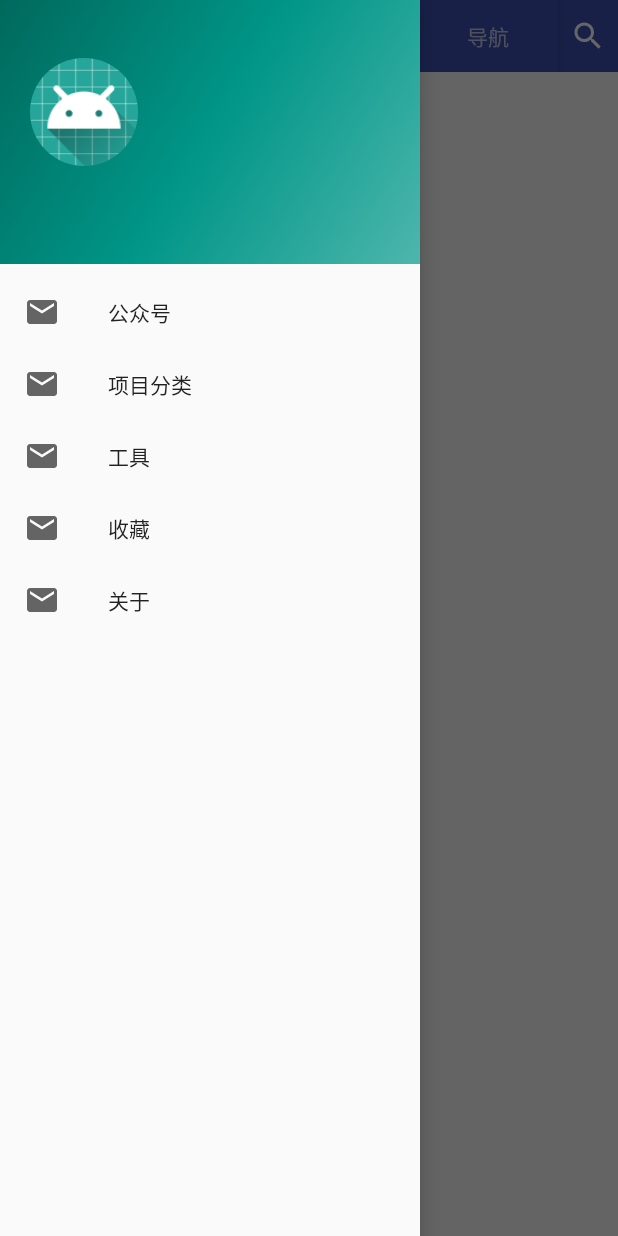
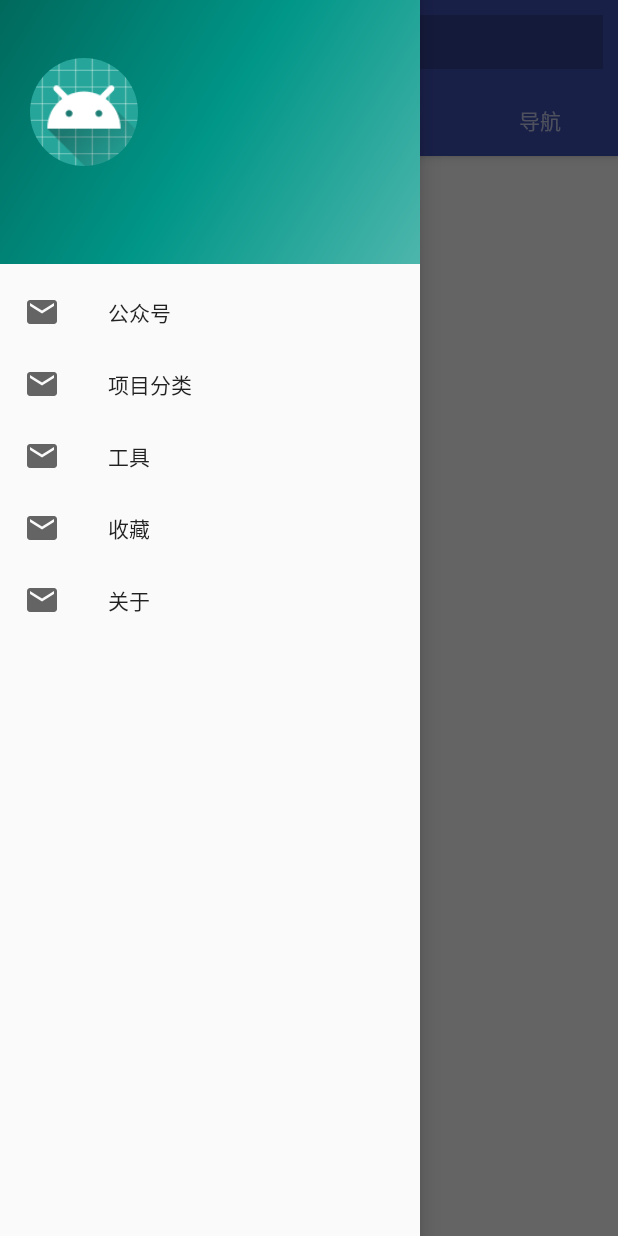
Before and after one commit to lulululbj/wanandroid, an Android app: the screen it shows after launch (NewMainActivity), with the side drawer open, on a phone screen of 412 x 824 dp. Run offline under Robolectric (Android 15) with nearby library versions, the phone set to English and light mode, and no system bars; our stand-ins replace CircleImageView; libraries missing offline, so code that uses them is left out: com.chad.library, com.franmontiel.persistentcookiejar, com.squareup.leakcanary, com.tencent.smtt, com.youth.banner and 1 more; network calls fail; 22 statements that could not run were skipped.

Commit message:
主页 UI 修改

```diff
--- a/app/build.gradle
+++ b/app/build.gradle
@@ -29,7 +29,6 @@ android {
 
 dependencies {
     implementation fileTree(include: ['*.jar'], dir: 'libs')
-//    implementation "org.jetbrains.kotlin:kotlin-stdlib-jdk7:$kotlin_version"
     implementation 'androidx.appcompat:appcompat:1.1.0-beta01'
     testImplementation 'junit:junit:4.12'
     androidTestImplementation 'androidx.test:runner:1.2.0'
@@ -50,9 +49,6 @@ dependencies {
     implementation 'q.rorbin:VerticalTabLayout:1.2.5'
     implementation 'com.hyman:flowlayout-lib:1.1.2'
     implementation 'com.github.franmontiel:PersistentCookieJar:v1.0.1'
-//    implementation 'org.jetbrains.kotlinx:kotlinx-coroutines-android:1.1.0'
-//    implementation 'com.jakewharton.retrofit:retrofit2-kotlin-coroutines-adapter:0.9.2'
-
     implementation 'de.psdev.licensesdialog:licensesdialog:1.9.0'
 
 
--- a/app/src/main/java/luyao/wanandroid/ui/collect/CollectViewModel.kt
+++ b/app/src/main/java/luyao/wanandroid/ui/collect/CollectViewModel.kt
@@ -7,7 +7,7 @@ import luyao.base.BaseViewModel
 import luyao.wanandroid.model.repository.CollectRepository
 import luyao.wanandroid.model.bean.ArticleList
 
-/**
+/**launch
  * Created by luyao
  * on 2019/4/8 16:03
  */
--- a/app/src/main/java/luyao/wanandroid/ui/main/NewMainActivity.kt
+++ b/app/src/main/java/luyao/wanandroid/ui/main/NewMainActivity.kt
@@ -50,8 +50,8 @@ class NewMainActivity : BaseNormalActivity(), NavigationView.OnNavigationItemSel
 
     override fun initView() {
         initViewPager()
+        mainToolBar.setNavigationOnClickListener { drawerLayout.openDrawer(GravityCompat.START) }
         navigationView.setNavigationItemSelectedListener(this)
-
         navigationView.menu.findItem(R.id.nav_exit).isVisible = isLogin
     }
 
--- /dev/null
+++ b/app/src/main/res/drawable/ic_menu_white.xml
@@ -0,0 +1,5 @@
+<vector android:height="24dp" android:tint="#FFFFFF"
+    android:viewportHeight="24.0" android:viewportWidth="24.0"
+    android:width="24dp" xmlns:android="http://schemas.android.com/apk/res/android">
+    <path android:fillColor="#FF000000" android:pathData="M3,18h18v-2L3,16v2zM3,13h18v-2L3,11v2zM3,6v2h18L21,6L3,6z"/>
+</vector>
--- a/app/src/main/res/layout/activity_new_main.xml
+++ b/app/src/main/res/layout/activity_new_main.xml
@@ -12,17 +12,36 @@
         android:layout_height="match_parent"
         android:orientation="vertical">
 
-
-        <RelativeLayout
-            android:layout_width="match_parent"
-            android:layout_height="wrap_content"
-            android:background="@color/colorPrimary">
-
         <com.google.android.material.appbar.AppBarLayout
             android:layout_width="match_parent"
             android:layout_height="wrap_content"
-                android:layout_marginRight="40dp"
             android:theme="@style/ThemeOverlay.AppCompat.Dark.ActionBar">
+
+            <androidx.appcompat.widget.Toolbar
+                android:id="@+id/mainToolBar"
+                android:layout_width="match_parent"
+                android:layout_height="?actionBarSize"
+                android:background="?attr/colorPrimary"
+                android:theme="@style/ThemeOverlay.AppCompat.ActionBar"
+                app:navigationIcon="@drawable/ic_menu_white"
+                app:popupTheme="@style/ThemeOverlay.AppCompat.Light"
+                app:titleTextColor="@color/white">
+
+                <TextView
+                    android:id="@+id/mainSearch"
+                    android:layout_width="match_parent"
+                    android:layout_height="match_parent"
+                    android:layout_marginRight="10dp"
+                    android:layout_marginTop="10dp"
+                    android:layout_marginBottom="10dp"
+                    android:paddingLeft="5dp"
+                    android:background="#33000000"
+                    android:gravity="center_vertical"
+                    android:hint="@string/search_article"
+                    android:drawableLeft="@drawable/search">
+
+                </TextView>
+            </androidx.appcompat.widget.Toolbar>
 
             <com.google.android.material.tabs.TabLayout
                 android:id="@+id/tabLayout"
@@ -33,17 +52,6 @@
                 app:tabTextAppearance="@style/TabTextStyle" />
 
         </com.google.android.material.appbar.AppBarLayout>
-
-            <ImageButton
-                android:id="@+id/mainSearch"
-                android:layout_width="40dp"
-                android:layout_height="wrap_content"
-                android:layout_alignParentRight="true"
-                android:layout_centerVertical="true"
-                android:background="@color/colorPrimary"
-                android:src="@drawable/search" />
-
-        </RelativeLayout>
 
 
         <androidx.viewpager.widget.ViewPager
@@ -65,5 +73,4 @@
         app:menu="@menu/activity_main_drawer" />
 
 
-
 </androidx.drawerlayout.widget.DrawerLayout>
--- a/app/src/main/res/values/strings.xml
+++ b/app/src/main/res/values/strings.xml
@@ -38,4 +38,5 @@
     <string name="developer">开发者</string>
     <string name="lasted_project">最新项目</string>
     <string name="blog">公众号</string>
+    <string name="search_article">\u00A0\u00A0搜索文章</string>
 </resources>
--- a/base/build.gradle
+++ b/base/build.gradle
@@ -29,15 +29,15 @@ android {
 dependencies {
     implementation fileTree(dir: 'libs', include: ['*.jar'])
 
-    implementation 'androidx.appcompat:appcompat:1.1.0-alpha04'
+    implementation 'androidx.appcompat:appcompat:1.1.0-beta01'
     testImplementation 'junit:junit:4.12'
-    androidTestImplementation 'androidx.test:runner:1.2.0-alpha03'
-    androidTestImplementation 'androidx.test.espresso:espresso-core:3.2.0-alpha03'
+    androidTestImplementation 'androidx.test:runner:1.2.0'
+    androidTestImplementation 'androidx.test.espresso:espresso-core:3.2.0'
     api "org.jetbrains.kotlin:kotlin-stdlib-jdk7:$kotlin_version"
-    api "org.jetbrains.kotlinx:kotlinx-coroutines-android:1.1.1"
+    api "org.jetbrains.kotlinx:kotlinx-coroutines-android:1.2.1"
     api 'com.afollestad.material-dialogs:core:0.9.6.0'
-    api 'androidx.lifecycle:lifecycle-extensions:2.1.0-alpha04'
-    api "androidx.lifecycle:lifecycle-viewmodel-ktx:2.1.0-alpha04"
+    api 'androidx.lifecycle:lifecycle-extensions:2.2.0-alpha01'
+    api "androidx.lifecycle:lifecycle-viewmodel-ktx:2.2.0-alpha01"
 }
 
 repositories {
```
Lines whose indentation alone changed are shown as unchanged.
